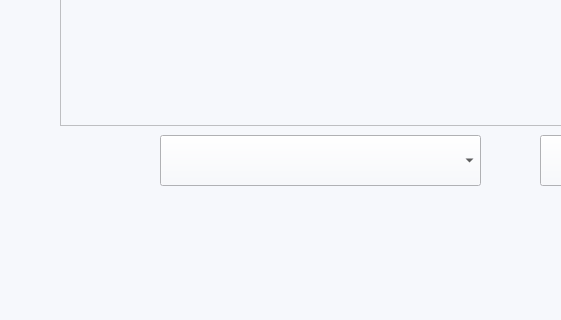
Qt form mainwindow.ui (Confused-Guy/Smart-research-publication-management) before a commit; both pictures show x 160 to 721 and y 315 to 635 of the 1298 by 767 pixel window.
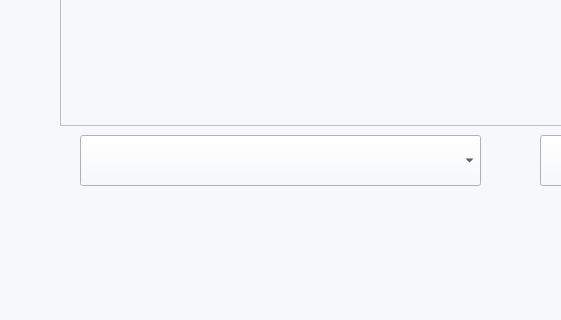
The same form after that commit. The open tabs and pages were chosen to show the change. Icons and pictures are not drawn.

What changed in the file:
```diff
--- a/mainwindow.ui
+++ b/mainwindow.ui
@@ -9702,9 +9702,9 @@
       <widget class="QComboBox" name="collaboartionCreationTopicMenu">
        <property name="geometry">
         <rect>
-         <x>110</x>
+         <x>30</x>
          <y>320</y>
-         <width>321</width>
+         <width>401</width>
          <height>51</height>
         </rect>
        </property>
```
Left out of the diff: 4 changed lines with no effect on the pictures.
